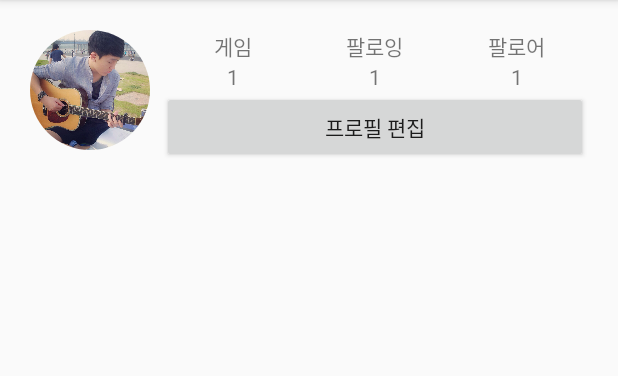
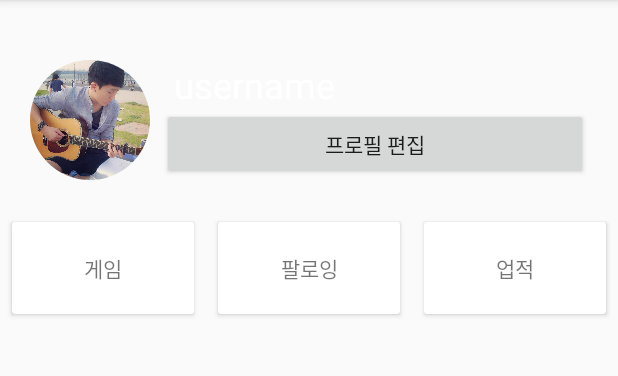
Before and after one commit to shygiants/GameUniv-android, an Android app: the screen it shows after launch (MainActivity), in the side drawer, after a tap on "타임라인", on a phone screen of 412 x 824 dp, the part 84-460 px from its top. Run offline under Robolectric (Android 15) with nearby library versions, the phone set to English and light mode, and no system bars; our stand-ins replace CircleImageView; libraries missing offline, so code that uses them is left out: android.support.v7; 11 statements that could not run were skipped.

Commit message:
Get timeline

```diff
--- a/app/src/main/java/kr/ac/korea/ee/shygiants/gameuniv/apis/Moments.java
+++ b/app/src/main/java/kr/ac/korea/ee/shygiants/gameuniv/apis/Moments.java
@@ -12,6 +12,9 @@ import retrofit.http.Path;
  * Created by SHYBook_Air on 15. 11. 19..
  */
 public interface Moments {
-    @GET("/moments/forUser/{userEmail}")
+    @GET("/moments/feed/users/{userEmail}")
     Call<ArrayList<Moment>> getFeed(@Path("userEmail") String email, @Header("Authorization") String authToken);
+
+    @GET("/moments/timeline/users/{userEmail}")
+    Call<ArrayList<Moment>> getTimeline(@Path("userEmail") String email, @Header("Authorization") String authToken);
 }
--- a/app/src/main/java/kr/ac/korea/ee/shygiants/gameuniv/fragments/NewsfeedFragment.java
+++ b/app/src/main/java/kr/ac/korea/ee/shygiants/gameuniv/fragments/NewsfeedFragment.java
@@ -25,7 +25,7 @@ public class NewsfeedFragment extends Fragment{
     public void onCreate(Bundle savedInstanceState) {
         super.onCreate(savedInstanceState);
 
-        feedAdapter = new FeedAdapter(FeedAdapter.Context.NEWSFEED());
+        feedAdapter = new FeedAdapter();
         ContentsStore.pushAdapter(feedAdapter);
     }
 
--- a/app/src/main/java/kr/ac/korea/ee/shygiants/gameuniv/fragments/TimelineFragment.java
+++ b/app/src/main/java/kr/ac/korea/ee/shygiants/gameuniv/fragments/TimelineFragment.java
@@ -10,6 +10,7 @@ import android.view.View;
 import android.view.ViewGroup;
 
 import kr.ac.korea.ee.shygiants.gameuniv.R;
+import kr.ac.korea.ee.shygiants.gameuniv.models.User;
 import kr.ac.korea.ee.shygiants.gameuniv.ui.FeedAdapter;
 import kr.ac.korea.ee.shygiants.gameuniv.utils.ContentsStore;
 
@@ -18,15 +19,17 @@ import kr.ac.korea.ee.shygiants.gameuniv.utils.ContentsStore;
  */
 public class TimelineFragment extends Fragment {
 
-    private RecyclerView feedView;
-    private FeedAdapter feedAdapter;
+    private RecyclerView timelineView;
+    private FeedAdapter timelineAdapter;
+
+    private User user;
 
     @Override
     public void onCreate(Bundle savedInstanceState) {
         super.onCreate(savedInstanceState);
 
-        feedAdapter = new FeedAdapter(FeedAdapter.Context.TIMELINE());
-        ContentsStore.pushAdapter(feedAdapter);
+        timelineAdapter = new FeedAdapter(ContentsStore.getUser());
+        ContentsStore.initTimeline(ContentsStore.getUser(), timelineAdapter);
     }
 
     @Nullable
@@ -34,9 +37,9 @@ public class TimelineFragment extends Fragment {
     public View onCreateView(LayoutInflater inflater, ViewGroup container, Bundle savedInstanceState) {
         View view = inflater.inflate(R.layout.fragment_timeline, container, false);
 
-        feedView = (RecyclerView) view.findViewById(R.id.feed);
-        feedView.setLayoutManager(new LinearLayoutManager(null, LinearLayoutManager.VERTICAL, false));
-        feedView.setAdapter(feedAdapter);
+        timelineView = (RecyclerView) view.findViewById(R.id.feed);
+        timelineView.setLayoutManager(new LinearLayoutManager(null, LinearLayoutManager.VERTICAL, false));
+        timelineView.setAdapter(timelineAdapter);
 
         return view;
     }
--- a/app/src/main/java/kr/ac/korea/ee/shygiants/gameuniv/ui/FeedAdapter.java
+++ b/app/src/main/java/kr/ac/korea/ee/shygiants/gameuniv/ui/FeedAdapter.java
@@ -8,6 +8,7 @@ import android.widget.LinearLayout;
 
 import kr.ac.korea.ee.shygiants.gameuniv.R;
 import kr.ac.korea.ee.shygiants.gameuniv.models.Moment;
+import kr.ac.korea.ee.shygiants.gameuniv.models.User;
 import kr.ac.korea.ee.shygiants.gameuniv.utils.ContentsStore;
 
 /**
@@ -15,68 +16,56 @@ import kr.ac.korea.ee.shygiants.gameuniv.utils.ContentsStore;
  */
 public class FeedAdapter extends RecyclerView.Adapter<RecyclerView.ViewHolder> {
 
-    public static class Context {
     private static final String NEWSFEED = "NEWSFEED";
     private static final String TIMELINE = "TIMELINE";
 
+    private static final int HEADER = -1;
+
     private String context;
+    private User user;
 
-        public static Context NEWSFEED() {
-            Context newsfeed = new Context();
-            newsfeed.context = NEWSFEED;
-            return newsfeed;
+    public FeedAdapter(User user) {
+        context = TIMELINE;
+        this.user = user;
     }
 
-        public static Context TIMELINE() {
-            Context timeline = new Context();
-            timeline.context = TIMELINE;
-            return timeline;
+    public FeedAdapter() {
+        context = NEWSFEED;
     }
 
-        public boolean isTimeline() {
+    private boolean isTimeline() {
         return context.equals(TIMELINE);
-        }
-    }
-
-    private static final int HEADER = -1;
-
-    private Context context;
-
-    public FeedAdapter(FeedAdapter.Context context) {
-        this.context = context;
     }
 
     @Override
     public void onBindViewHolder(RecyclerView.ViewHolder holder, int position) {
         // Populate view
-        if (context.isTimeline()) {
-            if (position == 0) {
+        if (position == 0 && isTimeline()) {
             TimelineProfileHolder timelineProfileHolder = (TimelineProfileHolder) holder;
-                timelineProfileHolder.populate(ContentsStore.getUser());
+            timelineProfileHolder.populate(user);
             return;
-            }
-            position--;
         }
 
         MomentHolder momentHolder = (MomentHolder) holder;
-        momentHolder.populate(position);
+        if (isTimeline()) momentHolder.populate(user, --position);
+        else momentHolder.populate(position);
     }
 
     @Override
     public int getItemCount() {
-        int itemCount = ContentsStore.getMomentsCount();
-        if (context.isTimeline()) ++itemCount;
-        return itemCount;
+        return (isTimeline())?
+            ContentsStore.getTimelineElementsCount(user) + 1 : ContentsStore.getFeedElementsCount();
     }
 
     @Override
     public int getItemViewType(int position) {
-        if (context.isTimeline()) {
+
+        if (isTimeline()) {
             if (position == 0) return HEADER;
-            --position;
+            return ContentsStore.getTimelineElementAt(user, --position).getViewType();
         }
 
-        return ContentsStore.getMomentAt(position).getViewType();
+        return ContentsStore.getFeedElementAt(position).getViewType();
     }
 
     @Override
--- a/app/src/main/java/kr/ac/korea/ee/shygiants/gameuniv/ui/MomentHolder.java
+++ b/app/src/main/java/kr/ac/korea/ee/shygiants/gameuniv/ui/MomentHolder.java
@@ -1,19 +1,14 @@
 package kr.ac.korea.ee.shygiants.gameuniv.ui;
 
-import android.graphics.Bitmap;
-import android.graphics.Color;
-import android.graphics.drawable.BitmapDrawable;
-import android.graphics.drawable.GradientDrawable;
-import android.support.v7.graphics.Palette;
 import android.support.v7.widget.CardView;
 import android.support.v7.widget.RecyclerView;
-import android.view.Gravity;
 import android.view.View;
 import android.widget.ImageView;
 import android.widget.TextView;
 
 import kr.ac.korea.ee.shygiants.gameuniv.R;
 import kr.ac.korea.ee.shygiants.gameuniv.models.Moment;
+import kr.ac.korea.ee.shygiants.gameuniv.models.User;
 import kr.ac.korea.ee.shygiants.gameuniv.utils.ContentsStore;
 
 /**
@@ -29,6 +24,8 @@ public class MomentHolder extends RecyclerView.ViewHolder {
 
     ImageView gameIcon;
 
+    User user;
+
     public MomentHolder(View view) {
         super(view);
 
@@ -42,7 +39,7 @@ public class MomentHolder extends RecyclerView.ViewHolder {
     }
 
     public void populate(int position) {
-        Moment moment = ContentsStore.getMomentAt(position);
+        Moment moment = ContentsStore.getFeedElementAt(position);
 
 //        Bitmap iconBitmap = ((BitmapDrawable) gameIcon.getDrawable()).getBitmap();
 //        Palette.Builder builder = Palette.from(iconBitmap);
@@ -52,6 +49,16 @@ public class MomentHolder extends RecyclerView.ViewHolder {
 //        GradientDrawable background = new GradientDrawable(GradientDrawable.Orientation.TR_BL, colors);
 //        container.setBackground(background);
 
+        populate(moment);
+    }
+
+    public void populate(User user, int position) {
+        Moment moment = ContentsStore.getTimelineElementAt(user, position);
+
+        populate(moment);
+    }
+
+    private void populate(Moment moment) {
         authorText.setText(moment.getAuthor().getUserName());
         timestampText.setText(moment.getTimeStamp());
         contentText.setText(moment.getContent());
--- a/app/src/main/java/kr/ac/korea/ee/shygiants/gameuniv/utils/AuthManager.java
+++ b/app/src/main/java/kr/ac/korea/ee/shygiants/gameuniv/utils/AuthManager.java
@@ -119,7 +119,7 @@ public class AuthManager {
                         user = response.body();
                         user.setAuthToken(authToken);
                         if (loadContents)
-                            ContentsStore.init(user);
+                            ContentsStore.initFeed(user);
                         Log.i("AuthManager", "User is initialized");
                         if (userInfoCallback != null)
                             userInfoCallback.onGettingUserInfo(user);
--- a/app/src/main/java/kr/ac/korea/ee/shygiants/gameuniv/utils/ContentsStore.java
+++ b/app/src/main/java/kr/ac/korea/ee/shygiants/gameuniv/utils/ContentsStore.java
@@ -3,6 +3,7 @@ package kr.ac.korea.ee.shygiants.gameuniv.utils;
 import android.support.v7.widget.RecyclerView;
 
 import java.util.ArrayList;
+import java.util.HashMap;
 
 import kr.ac.korea.ee.shygiants.gameuniv.apis.Moments;
 import kr.ac.korea.ee.shygiants.gameuniv.models.Moment;
@@ -15,35 +16,96 @@ import retrofit.Retrofit;
  * Created by SHYBook_Air on 15. 11. 19..
  */
 public class ContentsStore {
-    private static ContentsStore store = new ContentsStore();
 
-    User user;
+    private static class Timeline {
+        private User user;
+        private ArrayList<Moment> store;
+        private ArrayList<RecyclerView.Adapter> adapters;
 
-    ArrayList<RecyclerView.Adapter> adapters = new ArrayList<>();
-    ArrayList<Moment> momentStore;
+        public Timeline(User user, RecyclerView.Adapter adapter) {
+            this.user = user;
+            adapters = new ArrayList<>();
+            pushAdapter(adapter);
+            getTimeline();
+        }
 
-    private Moments momentsAPI = RESTAPI.create(Moments.class);
+        public void pushAdapter(RecyclerView.Adapter adapter) {
+            adapters.add(adapter);
+        }
 
-    public static void init(User user) {
-        store.user = user;
-        store.getFeed();
+        public int getTimelineElementsCount() {
+            return (store != null)? store.size() : 0;
+        }
+
+        public Moment getTimelineElementAt(int position) {
+            return (store != null)? store.get(position) : null;
+        }
+
+        private void getTimeline() {
+            momentsAPI.getTimeline(user.getEmail(), singleton.user.getAuthToken())
+                    .enqueue(new Callback<ArrayList<Moment>>() {
+                        @Override
+                        public void onResponse(Response<ArrayList<Moment>> response, Retrofit retrofit) {
+                            // HERE IS MAIN THREAD!
+                            switch (response.code()) {
+                                case 401: // Unauthorized
+                                    break;
+                                case 404: // Not Found
+                                    break;
+                                case 500: // Server Error
+                                    break;
+                                case 200:
+                                    // TODO: Notify to all adapters
+                                    store = response.body();
+                                    for (RecyclerView.Adapter adapter : adapters)
+                                        adapter.notifyDataSetChanged();
+                                    break;
+                            }
+                        }
+
+                        @Override
+                        public void onFailure(Throwable t) {
+                            // HERE IS MAIN THREAD!
+                            // TODO: Something wrong on network
+                            // TODO: Ask user to retry
+                            t.printStackTrace();
+                        }
+                    });
+        }
     }
 
-    public static int getMomentsCount() {
-        return (store.momentStore != null)? store.momentStore.size() : 0;
+    // Singleton object
+    private static ContentsStore singleton = new ContentsStore();
+    private static Moments momentsAPI = RESTAPI.create(Moments.class);
+
+    // For newsfeed
+    private User user;
+    private ArrayList<RecyclerView.Adapter> adapters = new ArrayList<>();
+    private ArrayList<Moment> feedStore;
+
+    // For timeline
+    private HashMap<String, Timeline> timelineStore = new HashMap<>();
+
+    public static void initFeed(User user) {
+        singleton.user = user;
+        singleton.getFeed();
     }
 
-    public static Moment getMomentAt(int position) {
-        return (store.momentStore != null)? store.momentStore.get(position) : null;
+    public static int getFeedElementsCount() {
+        return (singleton.feedStore != null)? singleton.feedStore.size() : 0;
+    }
+
+    public static Moment getFeedElementAt(int position) {
+        return (singleton.feedStore != null)? singleton.feedStore.get(position) : null;
     }
 
     public static User getUser() {
         // TODO: Consider possibility for null value
-        return store.user;
+        return singleton.user;
     }
 
     public static void pushAdapter(RecyclerView.Adapter adapter) {
-        store.adapters.add(adapter);
+        singleton.adapters.add(adapter);
     }
 
     private void getFeed() {
@@ -61,7 +123,7 @@ public class ContentsStore {
                         break;
                     case 200:
                         // TODO: Notify to all adapters
-                        momentStore = response.body();
+                        feedStore = response.body();
                         for (RecyclerView.Adapter adapter : adapters)
                             adapter.notifyDataSetChanged();
                         break;
@@ -77,4 +139,26 @@ public class ContentsStore {
             }
         });
     }
+
+    public static void initTimeline(User user, RecyclerView.Adapter adapter) {
+        String userEmail = user.getEmail();
+        if (singleton.timelineStore.containsKey(userEmail)) {
+            singleton.timelineStore.get(userEmail).pushAdapter(adapter);
+            return;
+        }
+
+        singleton.timelineStore.put(user.getEmail(), new Timeline(user, adapter));
+    }
+
+    public static int getTimelineElementsCount(User user) {
+        String userEmail = user.getEmail();
+        return (singleton.timelineStore.containsKey(userEmail))?
+                singleton.timelineStore.get(userEmail).getTimelineElementsCount() : 0;
+    }
+
+    public static Moment getTimelineElementAt(User user, int position) {
+        String userEmail = user.getEmail();
+        return (singleton.timelineStore.containsKey(userEmail))?
+                singleton.timelineStore.get(userEmail).getTimelineElementAt(position) : null;
+    }
 }
--- a/app/src/main/java/kr/ac/korea/ee/shygiants/gameuniv/utils/RESTAPI.java
+++ b/app/src/main/java/kr/ac/korea/ee/shygiants/gameuniv/utils/RESTAPI.java
@@ -8,7 +8,7 @@ import retrofit.Retrofit;
  */
 public class RESTAPI {
 
-    private final static String apiEndPoint = "172.30.82.83";
+    private final static String apiEndPoint = "172.30.20.7";
     // 학회실
 //    private final static String apiEndPoint = "192.168.0.26";
     // 자취방
--- a/app/src/main/res/layout/area_timeline_profile.xml
+++ b/app/src/main/res/layout/area_timeline_profile.xml
@@ -1,98 +1,86 @@
 <?xml version="1.0" encoding="utf-8"?>
 <LinearLayout
     xmlns:android="http://schemas.android.com/apk/res/android"
-    android:id="@+id/profile_area"
     android:orientation="vertical"
     android:layout_width="match_parent"
     android:layout_height="wrap_content">
 
     <RelativeLayout
+        android:id="@+id/profile_area"
         android:layout_width="match_parent"
         android:layout_height="wrap_content"
-        android:padding="20dp">
+        android:paddingTop="40dp"
+        android:paddingLeft="20dp"
+        android:paddingRight="20dp"
+        android:paddingBottom="20dp">
         <de.hdodenhof.circleimageview.CircleImageView
             xmlns:app="http://schemas.android.com/apk/res-auto"
             android:id="@+id/user_profile"
+            android:layout_marginRight="8dp"
             android:layout_width="80dp"
             android:layout_height="80dp"
             android:src="@drawable/dummy_profile"
             app:civ_border_width="0dp" />
-        <LinearLayout
+        <TextView
+            android:id="@+id/user_name_text"
+            android:text="username"
+            android:layout_toRightOf="@id/user_profile"
             android:layout_marginLeft="8dp"
-            android:layout_alignParentRight="true"
-            android:layout_toRightOf="@id/user_profile"
-            android:orientation="vertical"
             android:layout_width="wrap_content"
-            android:layout_height="wrap_content">
+            android:layout_height="wrap_content"
+            android:textColor="#FFFFFF"
+            android:textSize="@dimen/typo_headline"/>
+        <Button
+            android:text="프로필 편집"
+            android:layout_width="match_parent"
+            android:layout_height="wrap_content"
+            android:layout_alignBottom="@+id/user_profile"
+            android:layout_toEndOf="@+id/user_profile" />
 
+    </RelativeLayout>
     <LinearLayout
         android:weightSum="12"
         android:layout_width="match_parent"
         android:layout_height="wrap_content">
-                <LinearLayout
-                    android:orientation="vertical"
-                    android:gravity="center_horizontal"
+
+        <android.support.v7.widget.CardView
+            android:layout_margin="8dp"
             android:layout_weight="4"
             android:layout_width="0dp"
             android:layout_height="wrap_content">
             <TextView
+                android:padding="20dp"
+                android:gravity="center_horizontal"
                 android:text="게임"
-                        android:layout_width="wrap_content"
+                android:layout_width="match_parent"
                 android:layout_height="wrap_content" />
-                    <TextView
-                        android:id="@+id/games"
-                        android:text="1"
-                        android:layout_width="wrap_content"
-                        android:layout_height="wrap_content" />
-                </LinearLayout>
-                <LinearLayout
-                    android:orientation="vertical"
-                    android:gravity="center_horizontal"
+        </android.support.v7.widget.CardView>
+        <android.support.v7.widget.CardView
+            android:layout_margin="8dp"
             android:layout_weight="4"
             android:layout_width="0dp"
             android:layout_height="wrap_content">
             <TextView
+                android:padding="20dp"
+                android:gravity="center_horizontal"
                 android:text="팔로잉"
-                        android:layout_width="wrap_content"
+                android:layout_width="match_parent"
                 android:layout_height="wrap_content" />
-                    <TextView
-                        android:id="@+id/following"
-                        android:text="1"
-                        android:layout_width="wrap_content"
-                        android:layout_height="wrap_content" />
-                </LinearLayout>
-                <LinearLayout
-                    android:orientation="vertical"
-                    android:gravity="center_horizontal"
+        </android.support.v7.widget.CardView>
+        <android.support.v7.widget.CardView
+            android:layout_margin="8dp"
             android:layout_weight="4"
             android:layout_width="0dp"
             android:layout_height="wrap_content">
             <TextView
-                        android:text="팔로어"
-                        android:layout_width="wrap_content"
-                        android:layout_height="wrap_content" />
-                    <TextView
-                        android:id="@+id/follower"
-                        android:text="1"
-                        android:layout_width="wrap_content"
-                        android:layout_height="wrap_content" />
-                </LinearLayout>
-            </LinearLayout>
-            <Button
-                android:text="프로필 편집"
+                android:padding="20dp"
+                android:gravity="center_horizontal"
+                android:text="업적"
                 android:layout_width="match_parent"
                 android:layout_height="wrap_content" />
+        </android.support.v7.widget.CardView>
+
     </LinearLayout>
-        <TextView
-            android:id="@+id/user_name_text"
-            android:layout_below="@id/user_profile"
-            android:layout_width="wrap_content"
-            android:layout_height="wrap_content"
-            android:textColor="#FFFFFF"
-            android:textSize="@dimen/typo_body"/>
-
-
-    </RelativeLayout>
 
 
     <!--style="?android:attr/borderlessButtonStyle"-->
```
Lines whose indentation alone changed are shown as unchanged.
